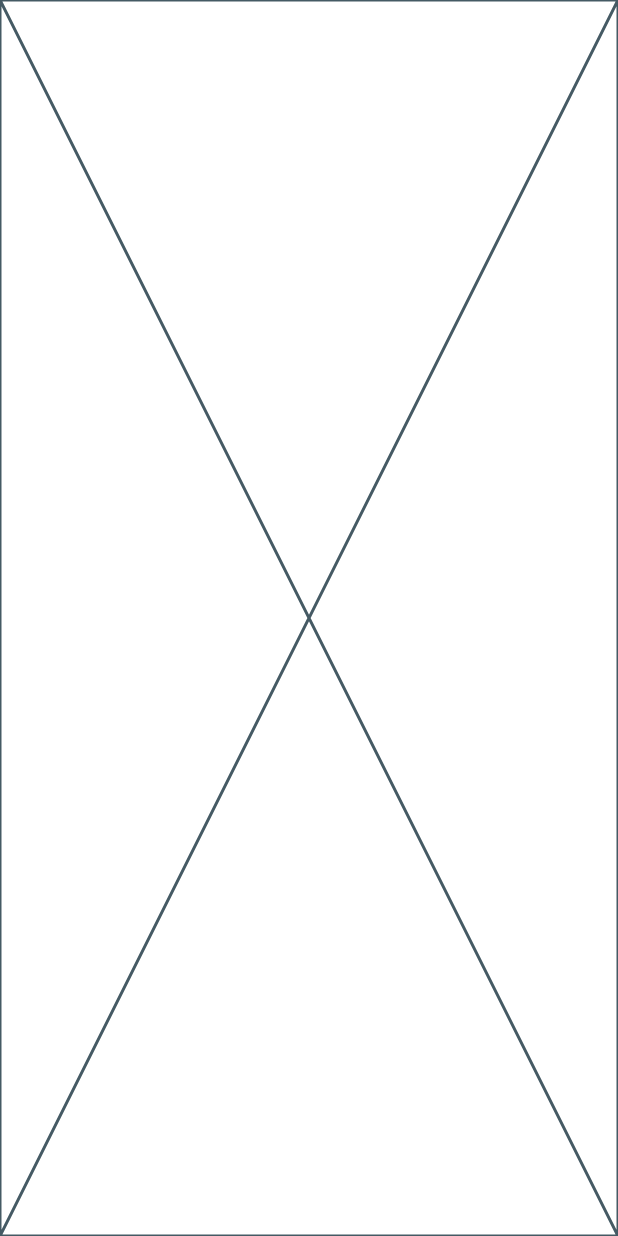
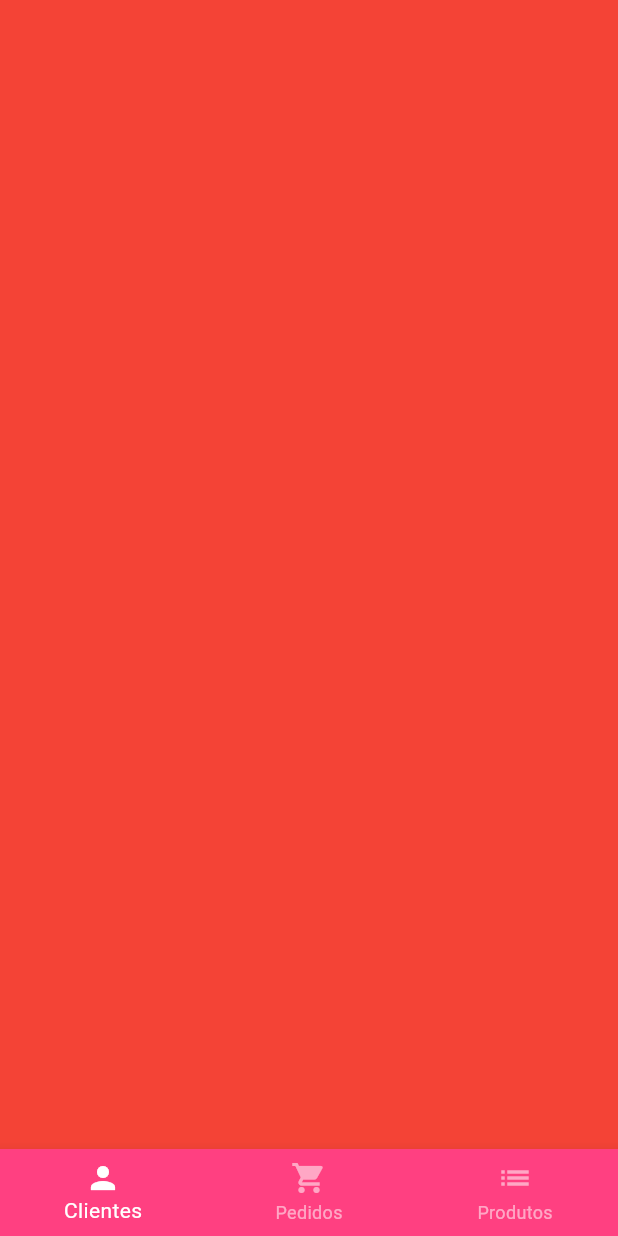
Before and after one commit to iraponan/loja_virtual_gerencia, a Flutter app: the screen it shows once a user with an empty profile is signed in, on a phone screen of 412 x 824 dp. Run offline on Flutter 3.47's test engine with Material 3 defaults, Android fonts, the phone set to English and light mode, and no system bars; our stand-ins replace cloud_firestore, firebase_auth, firebase_core, rxdart; missing offline and left inert: bloc_pattern; accounts and stored records are empty; generated files the repository leaves out were written again; statements that could not run were skipped.

Commit message:
Sistema de paginas.

```diff
--- a/lib/blocs/login.dart
+++ b/lib/blocs/login.dart
@@ -29,7 +29,7 @@ class LoginBloc extends BlocBase with LoginValidator {
   late StreamSubscription _streamSubscription;
 
   LoginBloc() {
-    FirebaseAuth.instance.signOut();
+    //FirebaseAuth.instance.signOut();
     _streamSubscription = FirebaseAuth.instance.authStateChanges().listen((user) async {
       if (user != null) {
         if (await verifyPrivileges(user)){
--- a/lib/main.dart
+++ b/lib/main.dart
@@ -13,6 +13,12 @@ Future<void> main() async {
       title: 'Gerência da Loja Virtual',
       theme: ThemeData(
         primaryColor: Colors.pinkAccent,
+        scaffoldBackgroundColor: Colors.grey[850],
+        bottomNavigationBarTheme: const BottomNavigationBarThemeData(
+          backgroundColor: Colors.pinkAccent,
+          unselectedItemColor: Colors.white54,
+          selectedItemColor: Colors.white,
+        ),
         iconTheme: const IconThemeData(
           color: Colors.pinkAccent,
         ),
--- a/lib/pages/home.dart
+++ b/lib/pages/home.dart
@@ -1,10 +1,68 @@
 import 'package:flutter/material.dart';
 
-class HomePage extends StatelessWidget {
+class HomePage extends StatefulWidget {
   const HomePage({super.key});
 
   @override
+  State<HomePage> createState() => _HomePageState();
+}
+
+class _HomePageState extends State<HomePage> {
+  late PageController _pageController;
+  int _page = 0;
+
+  @override
+  void initState() {
+    super.initState();
+    _pageController = PageController();
+  }
+
+  @override
   Widget build(BuildContext context) {
-    return const Placeholder();
+    return Scaffold(
+      bottomNavigationBar: BottomNavigationBar(
+        currentIndex: _page,
+        onTap: (page) {
+          _pageController.animateToPage(
+            page,
+            duration: const Duration(milliseconds: 500),
+            curve: Curves.easeOutCirc,
+          );
+        },
+        items: const [
+          BottomNavigationBarItem(
+            icon: Icon(Icons.person),
+            label: 'Clientes',
+          ),
+          BottomNavigationBarItem(
+            icon: Icon(Icons.shopping_cart),
+            label: 'Pedidos',
+          ),
+          BottomNavigationBarItem(
+            icon: Icon(Icons.list),
+            label: 'Produtos',
+          ),
+        ],
+      ),
+      body: PageView(
+        controller: _pageController,
+        onPageChanged: (page) {
+          setState(() {
+            _page = page;
+          });
+        },
+        children: [
+          Container(color: Colors.red),
+          Container(color: Colors.yellow),
+          Container(color: Colors.green),
+        ],
+      ),
+    );
+  }
+
+  @override
+  void dispose() {
+    _pageController.dispose();
+    super.dispose();
   }
 }
```
